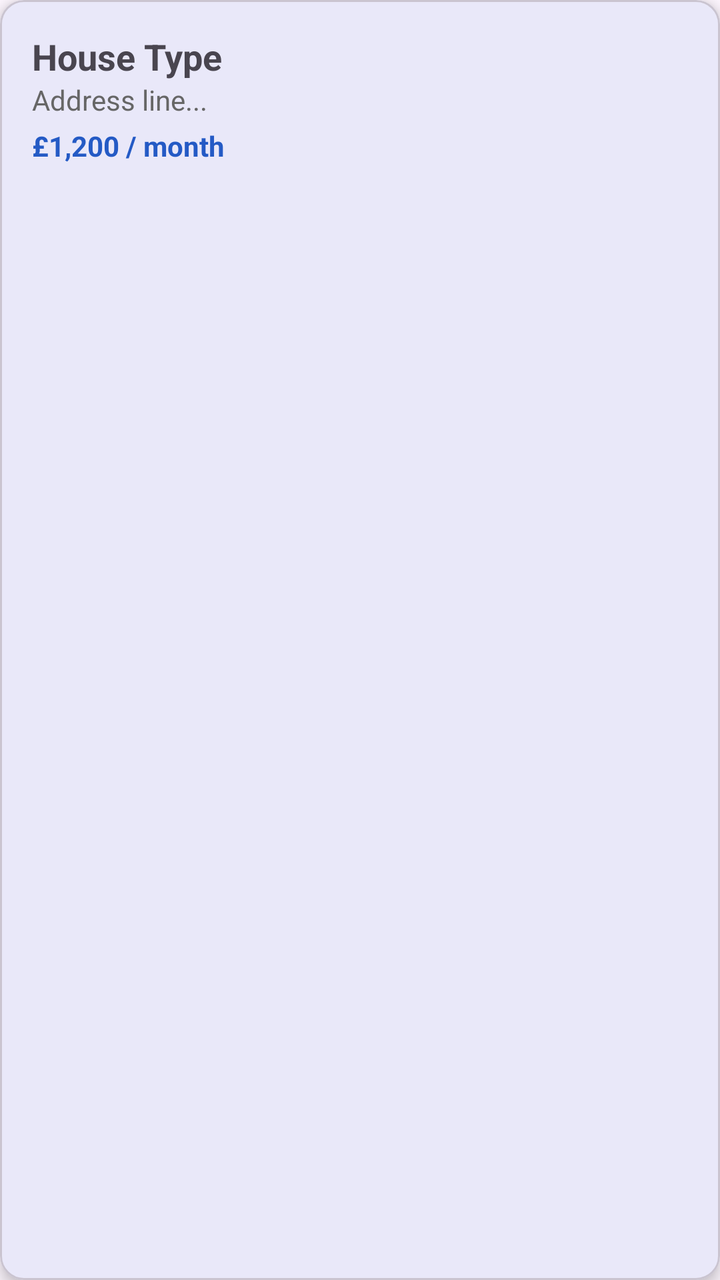
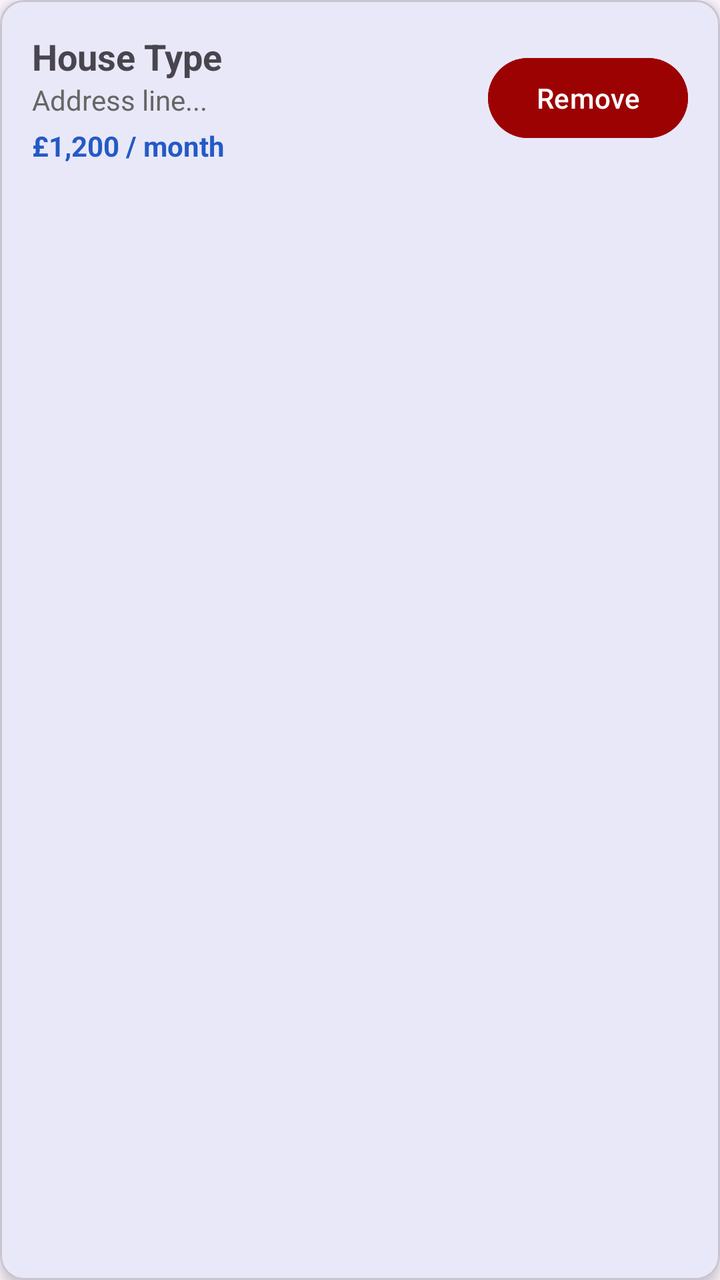

Two renders of the same Android screen: before a commit and after it. Below are the layout's source before the change and the commit's diff.
<!-- AndroidManifest.xml: application theme Theme.ProbbyApp -->
<!-- res/layout/item_properties.xml -->
<?xml version="1.0" encoding="utf-8"?>
<com.google.android.material.card.MaterialCardView
    xmlns:android="http://schemas.android.com/apk/res/android"
    xmlns:app="http://schemas.android.com/apk/res-auto"
    android:layout_width="match_parent"
    android:layout_height="wrap_content"
    android:layout_margin="8dp"
    app:cardCornerRadius="12dp"
    app:cardElevation="4dp">

    <LinearLayout
        android:layout_width="match_parent"
        android:layout_height="wrap_content"
        android:orientation="vertical"
        android:padding="16dp">

        <TextView
            android:id="@+id/tvPropertyType"
            android:layout_width="match_parent"
            android:layout_height="wrap_content"
            android:text="House Type"
            android:textSize="18sp"
            android:textStyle="bold" />

        <TextView
            android:id="@+id/tvPropertyAddress"
            android:layout_width="match_parent"
            android:layout_height="wrap_content"
            android:text="Address line..."
            android:textColor="#666666" />

        <TextView
            android:id="@+id/tvPropertyPrice"
            android:layout_width="match_parent"
            android:layout_height="wrap_content"
            android:layout_marginTop="4dp"
            android:text="£1,200 / month"
            android:textColor="?attr/colorPrimary"
            android:textStyle="bold" />

    </LinearLayout>
</com.google.android.material.card.MaterialCardView>
<!-- resources referenced by this layout -->
<resources>
  <style name="Theme.ProbbyApp" parent="Theme.MaterialComponents.DayNight.DarkActionBar">
          
          <item name="colorPrimary">#245AC5</item>
          <item name="colorPrimaryVariant">#373738</item>
          <item name="colorOnPrimary">@color/white</item>
          
          <item name="colorSecondary">#454242</item>
          <item name="colorSecondaryVariant">@color/teal_700</item>
          <item name="colorOnSecondary">@color/black</item>
          
          <item name="android:statusBarColor">#245AC5</item>
          
      </style>
  <color name="white">#FFFFFFFF</color>
  <color name="teal_700">#FF018786</color>
  <color name="black">#FF000000</color>
</resources>

<!-- the commit's change to res/layout/item_properties.xml (unified diff, before → after) -->
@@ -6,13 +6,22 @@
     android:layout_height="wrap_content"
     android:layout_margin="8dp"
     app:cardCornerRadius="12dp"
-    app:cardElevation="4dp">
+    app:cardElevation="4dp"
+    android:foreground="?attr/selectableItemBackground">
 
     <LinearLayout
         android:layout_width="match_parent"
         android:layout_height="wrap_content"
+        android:orientation="horizontal"
+        android:gravity="center_vertical"
+        >
+    <LinearLayout
+        android:layout_width="0dp"
+        android:layout_height="wrap_content"
+        android:layout_weight="1"
         android:orientation="vertical"
-        android:padding="16dp">
+        android:padding="16dp"
+        >
 
         <TextView
             android:id="@+id/tvPropertyType"
@@ -39,4 +48,17 @@
             android:textStyle="bold" />
 
     </LinearLayout>
+    <Button
+        android:id="@+id/remove_btn"
+        android:layout_width="wrap_content"
+        android:layout_height="wrap_content"
+        android:layout_marginEnd="16dp"
+        android:text="@string/remove"
+        android:backgroundTint="@color/remove_btn_select"
+        android:textColor="@color/white">
+
+    </Button>
+    </LinearLayout>
+
+
 </com.google.android.material.card.MaterialCardView>
<!-- resource entries referenced after the edit -->
@@ -14,6 +14,7 @@
           
       </style>
   <color name="white">#FFFFFFFF</color>
+  <string name="remove">Remove</string>
   <color name="teal_700">#FF018786</color>
   <color name="black">#FF000000</color>
 </resources>
